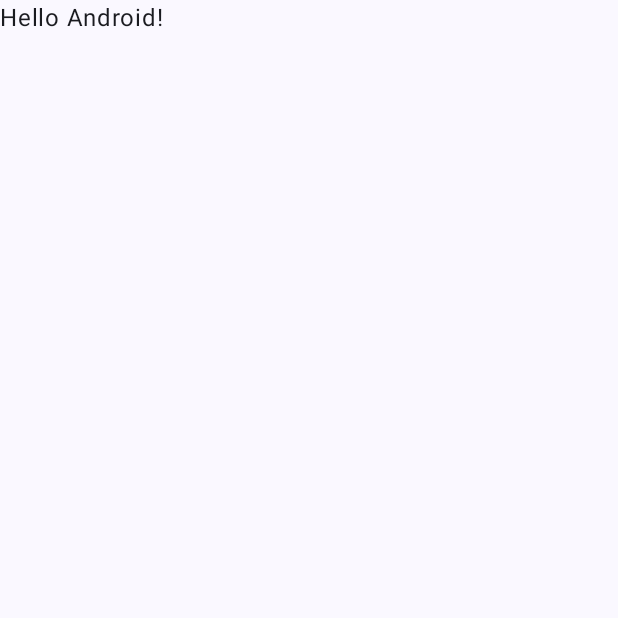
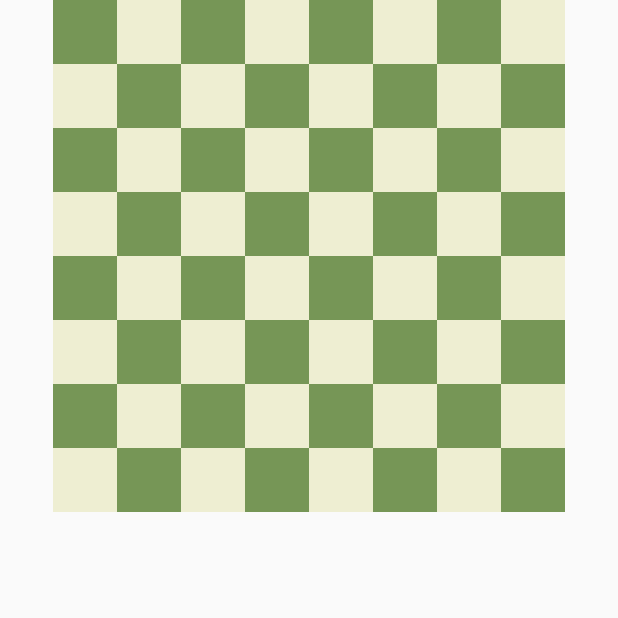
Before and after one commit to JayceFR/PawnRace, an Android app built with Jetpack Compose: the screen it shows after launch (MainActivity), on a phone screen of 412 x 824 dp, the top half of it. Before the commit the part shown is almost empty. Run offline under Robolectric (Android 15) with nearby library versions, the phone set to English and light mode, and no system bars.

Commit message:
drew the emty board

```diff
--- a/app/src/main/java/com/jaycefr/pawnrace/MainActivity.kt
+++ b/app/src/main/java/com/jaycefr/pawnrace/MainActivity.kt
@@ -1,28 +1,51 @@
 package com.jaycefr.pawnrace
 
 import android.os.Bundle
+import android.util.DisplayMetrics
 import androidx.activity.ComponentActivity
 import androidx.activity.compose.setContent
 import androidx.activity.enableEdgeToEdge
+import androidx.compose.foundation.background
+import androidx.compose.foundation.layout.Arrangement
+import androidx.compose.foundation.layout.Box
+import androidx.compose.foundation.layout.Column
+import androidx.compose.foundation.layout.Row
 import androidx.compose.foundation.layout.fillMaxSize
+import androidx.compose.foundation.layout.fillMaxWidth
+import androidx.compose.foundation.layout.height
 import androidx.compose.foundation.layout.padding
+import androidx.compose.foundation.layout.width
 import androidx.compose.material3.Scaffold
 import androidx.compose.material3.Text
 import androidx.compose.runtime.Composable
+import androidx.compose.ui.Alignment
 import androidx.compose.ui.Modifier
+import androidx.compose.ui.graphics.Color
+import androidx.compose.ui.platform.LocalDensity
 import androidx.compose.ui.tooling.preview.Preview
+import androidx.compose.ui.unit.dp
 import com.jaycefr.pawnrace.ui.theme.PawnRaceTheme
 
 class MainActivity : ComponentActivity() {
     override fun onCreate(savedInstanceState: Bundle?) {
         super.onCreate(savedInstanceState)
         enableEdgeToEdge()
+        val displayMatrix = DisplayMetrics()
+        windowManager.defaultDisplay.getMetrics(displayMatrix)
+        val boxWidth : Int = (displayMatrix.widthPixels - 100) / 8
         setContent {
             PawnRaceTheme {
-                Scaffold(modifier = Modifier.fillMaxSize()) { innerPadding ->
-                    Greeting(
-                        name = "Android",
-                        modifier = Modifier.padding(innerPadding)
+                Column(
+                    modifier = Modifier.fillMaxWidth(),
+                    horizontalAlignment = Alignment.CenterHorizontally,
+                    verticalArrangement = Arrangement.SpaceEvenly
+                ) {
+                    board(
+                        boxWidthPx = boxWidth,
+                        colors = listOf(
+                            Color(118,150,86),
+                            Color(238,238,210)
+                        )
                     )
                 }
             }
@@ -30,6 +53,24 @@ class MainActivity : ComponentActivity() {
     }
 }
 
+@Composable
+fun board(boxWidthPx : Int, colors : List<Color> = listOf(Color.Black, Color.White)){
+    val boxWidth = with(LocalDensity.current) { boxWidthPx.toDp() }
+    for (x in 0..7) {
+        Row(
+
+        ) {
+            for (y in 0..7) {
+                Box(
+                    modifier = Modifier
+                        .width(boxWidth)
+                        .height(boxWidth)
+                        .background(colors[(x + y) % 2])
+                )
+            }
+        }
+    }
+}
 @Composable
 fun Greeting(name: String, modifier: Modifier = Modifier) {
     Text(
```
